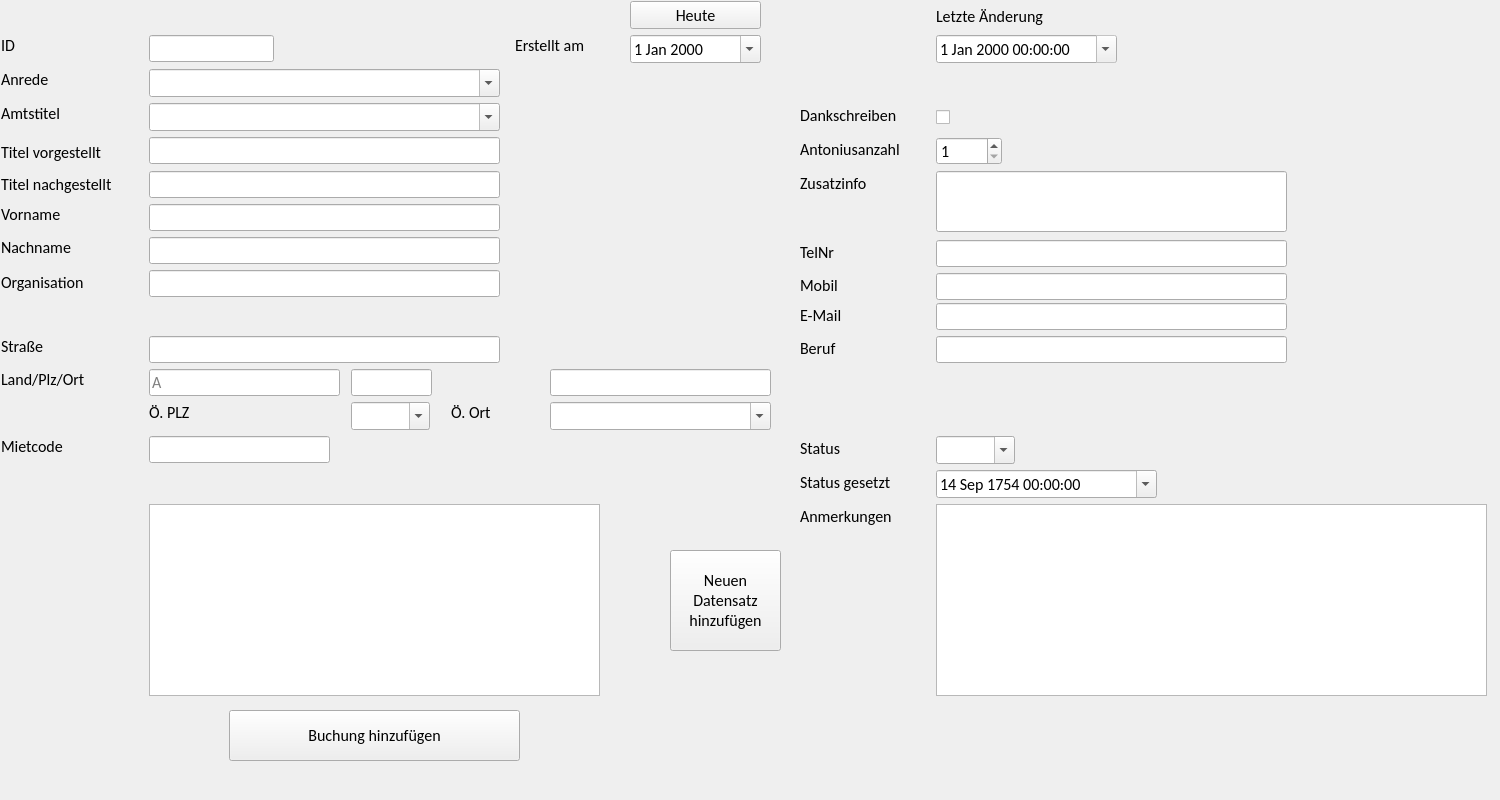
First picture: the form in abonnenten.ui, repository Salmar33/AntoniusDB, before the edit.
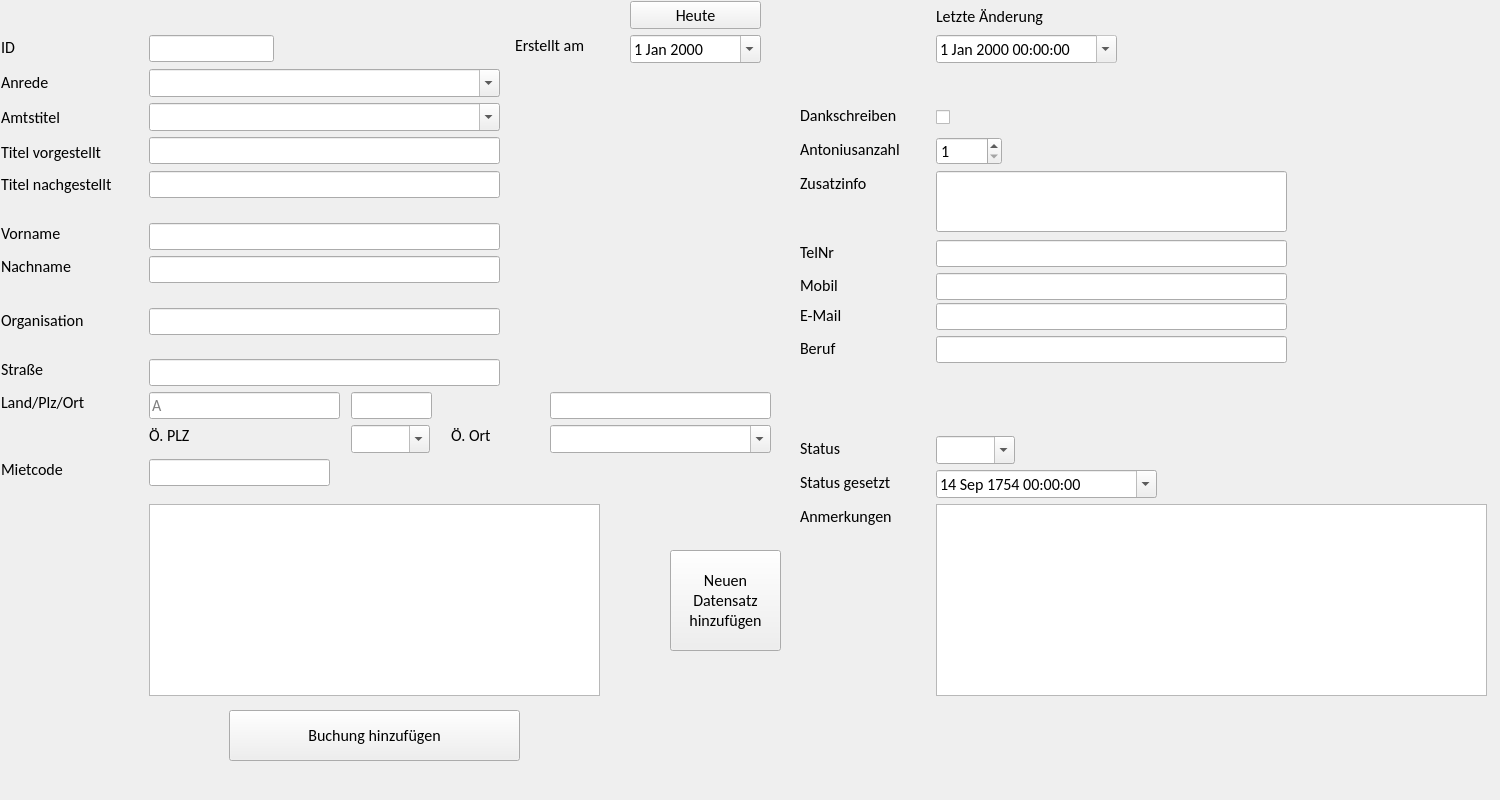
Second picture: the form after the edit.

Commit message: .) improved design of Buchunhinzu form .) added shortcut Ctr+I for quick jumping to ID filter field in the search form 	-) removed redundant code

```diff
--- a/abonnenten.ui
+++ b/abonnenten.ui
@@ -129,7 +129,7 @@
    <property name="geometry">
     <rect>
      <x>1</x>
-     <y>436</y>
+     <y>459</y>
      <width>141</width>
      <height>20</height>
     </rect>
@@ -148,7 +148,7 @@
    <property name="geometry">
     <rect>
      <x>149</x>
-     <y>402</y>
+     <y>425</y>
      <width>171</width>
      <height>20</height>
     </rect>
@@ -183,7 +183,7 @@
    <property name="geometry">
     <rect>
      <x>149</x>
-     <y>436</y>
+     <y>459</y>
      <width>181</width>
      <height>27</height>
     </rect>
@@ -205,7 +205,7 @@
    <property name="geometry">
     <rect>
      <x>351</x>
-     <y>402</y>
+     <y>425</y>
      <width>79</width>
      <height>28</height>
     </rect>
@@ -227,7 +227,7 @@
    <property name="geometry">
     <rect>
      <x>1</x>
-     <y>237</y>
+     <y>256</y>
      <width>141</width>
      <height>20</height>
     </rect>
@@ -271,7 +271,7 @@
    <property name="geometry">
     <rect>
      <x>1</x>
-     <y>369</y>
+     <y>392</y>
      <width>141</width>
      <height>20</height>
     </rect>
@@ -306,7 +306,7 @@
    <property name="geometry">
     <rect>
      <x>1</x>
-     <y>267</y>
+     <y>305</y>
      <width>141</width>
      <height>31</height>
     </rect>
@@ -325,7 +325,7 @@
    <property name="geometry">
     <rect>
      <x>149</x>
-     <y>204</y>
+     <y>223</y>
      <width>351</width>
      <height>27</height>
     </rect>
@@ -587,7 +587,7 @@
    <property name="geometry">
     <rect>
      <x>1</x>
-     <y>35</y>
+     <y>37</y>
      <width>31</width>
      <height>20</height>
     </rect>
@@ -606,7 +606,7 @@
    <property name="geometry">
     <rect>
      <x>1</x>
-     <y>103</y>
+     <y>107</y>
      <width>141</width>
      <height>20</height>
     </rect>
@@ -711,7 +711,7 @@
    <property name="geometry">
     <rect>
      <x>550</x>
-     <y>369</y>
+     <y>392</y>
      <width>221</width>
      <height>27</height>
     </rect>
@@ -768,7 +768,7 @@
    <property name="geometry">
     <rect>
      <x>1</x>
-     <y>336</y>
+     <y>359</y>
      <width>141</width>
      <height>20</height>
     </rect>
@@ -787,7 +787,7 @@
    <property name="geometry">
     <rect>
      <x>149</x>
-     <y>237</y>
+     <y>256</y>
      <width>351</width>
      <height>27</height>
     </rect>
@@ -811,7 +811,7 @@
    <property name="geometry">
     <rect>
      <x>149</x>
-     <y>336</y>
+     <y>359</y>
      <width>351</width>
      <height>27</height>
     </rect>
@@ -888,7 +888,7 @@
    <property name="geometry">
     <rect>
      <x>1</x>
-     <y>69</y>
+     <y>72</y>
      <width>141</width>
      <height>20</height>
     </rect>
@@ -1085,7 +1085,7 @@
    <property name="geometry">
     <rect>
      <x>1</x>
-     <y>204</y>
+     <y>223</y>
      <width>141</width>
      <height>20</height>
     </rect>
@@ -1104,7 +1104,7 @@
    <property name="geometry">
     <rect>
      <x>149</x>
-     <y>270</y>
+     <y>308</y>
      <width>351</width>
      <height>27</height>
     </rect>
@@ -1126,7 +1126,7 @@
    <property name="geometry">
     <rect>
      <x>351</x>
-     <y>369</y>
+     <y>392</y>
      <width>81</width>
      <height>27</height>
     </rect>
@@ -1142,7 +1142,7 @@
    <property name="geometry">
     <rect>
      <x>451</x>
-     <y>402</y>
+     <y>425</y>
      <width>93</width>
      <height>20</height>
     </rect>
@@ -1202,7 +1202,7 @@
    <property name="geometry">
     <rect>
      <x>149</x>
-     <y>369</y>
+     <y>392</y>
      <width>191</width>
      <height>27</height>
     </rect>
@@ -1227,7 +1227,7 @@
    <property name="geometry">
     <rect>
      <x>550</x>
-     <y>402</y>
+     <y>425</y>
      <width>221</width>
      <height>28</height>
     </rect>
```
The commit also changes 4 other files.
